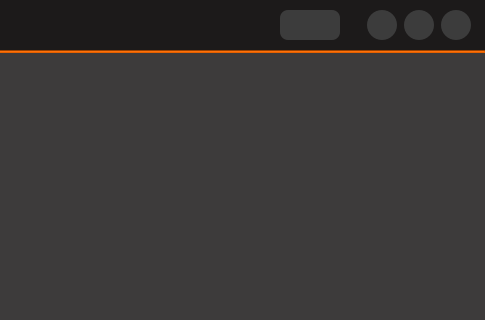
frknrnn/Qt_AppStore, file mainwindow.ui: the form before one commit; both pictures show x 539 to 1024 and y 0 to 320 of the 1024 by 640 pixel window.
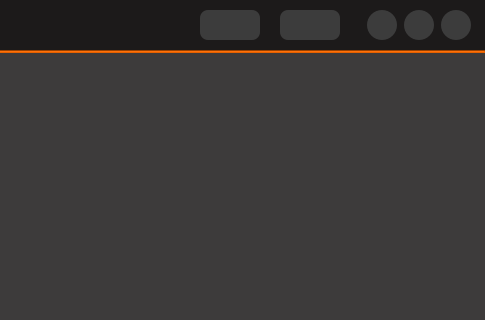
The form after the commit. Icons and pictures are not drawn.

Commit message: AdminButton eklendi. Settings Page için başlangıç yapıldı.

Diff of the .ui file:
```diff
--- a/mainwindow.ui
+++ b/mainwindow.ui
@@ -152,13 +152,13 @@
         <widget class="QFrame" name="frame">
          <property name="minimumSize">
           <size>
-           <width>100</width>
+           <width>200</width>
            <height>0</height>
           </size>
          </property>
          <property name="maximumSize">
           <size>
-           <width>100</width>
+           <width>200</width>
            <height>16777215</height>
           </size>
          </property>
@@ -170,7 +170,7 @@
          </property>
          <layout class="QHBoxLayout" name="horizontalLayout_8">
           <property name="spacing">
-           <number>0</number>
+           <number>20</number>
           </property>
           <property name="leftMargin">
            <number>0</number>
@@ -198,7 +198,46 @@
            </spacer>
           </item>
           <item>
-           <widget class="QPushButton" name="pushButton">
+           <widget class="QPushButton" name="pushButton_admin">
+            <property name="minimumSize">
+             <size>
+              <width>60</width>
+              <height>30</height>
+             </size>
+            </property>
+            <property name="maximumSize">
+             <size>
+              <width>60</width>
+              <height>30</height>
+             </size>
+            </property>
+            <property name="cursor">
+             <cursorShape>PointingHandCursor</cursorShape>
+            </property>
+            <property name="styleSheet">
+             <string notr="true">QPushButton{
+background-image: url(:/icons/Assets/icons/admin.png);
+background-color: rgb(60, 60, 60);
+border:none;
+border-radius:8px;
+background-repeat: no-repeat;
+background-position: center;
+}
+
+QPushButton::hover{
+background-color:rgb(200, 69, 0);
+border:none;
+background-repeat: no-repeat;
+background-position: center;
+}</string>
+            </property>
+            <property name="text">
+             <string/>
+            </property>
+           </widget>
+          </item>
+          <item>
+           <widget class="QPushButton" name="pushButton_settings">
             <property name="minimumSize">
              <size>
               <width>60</width>
```
The commit also changes 7 other files.
